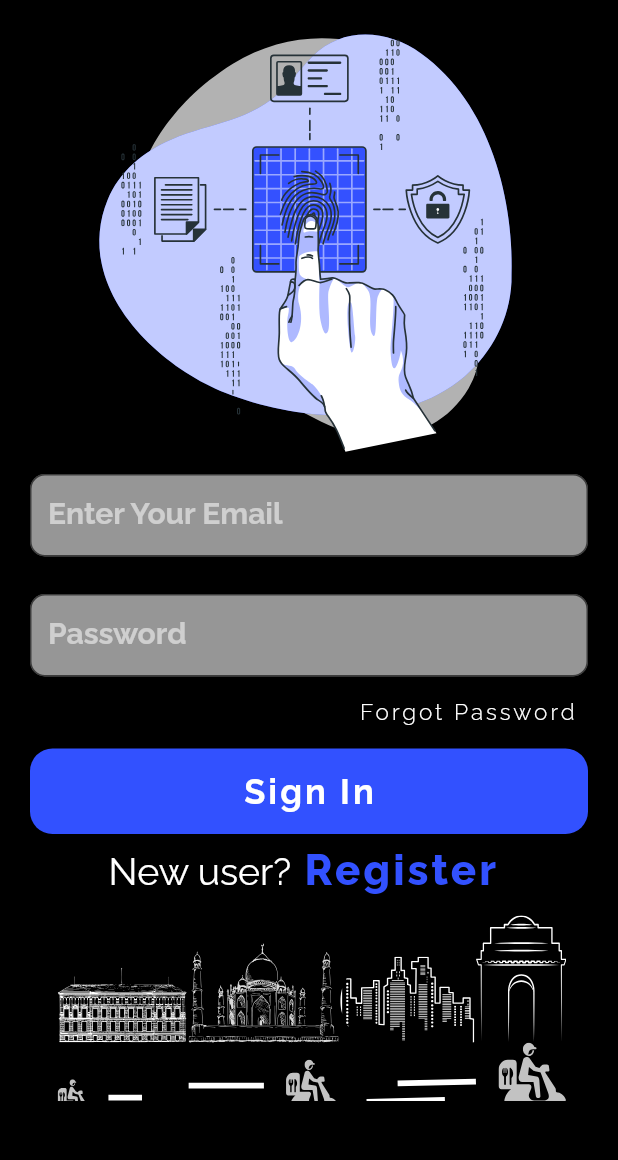
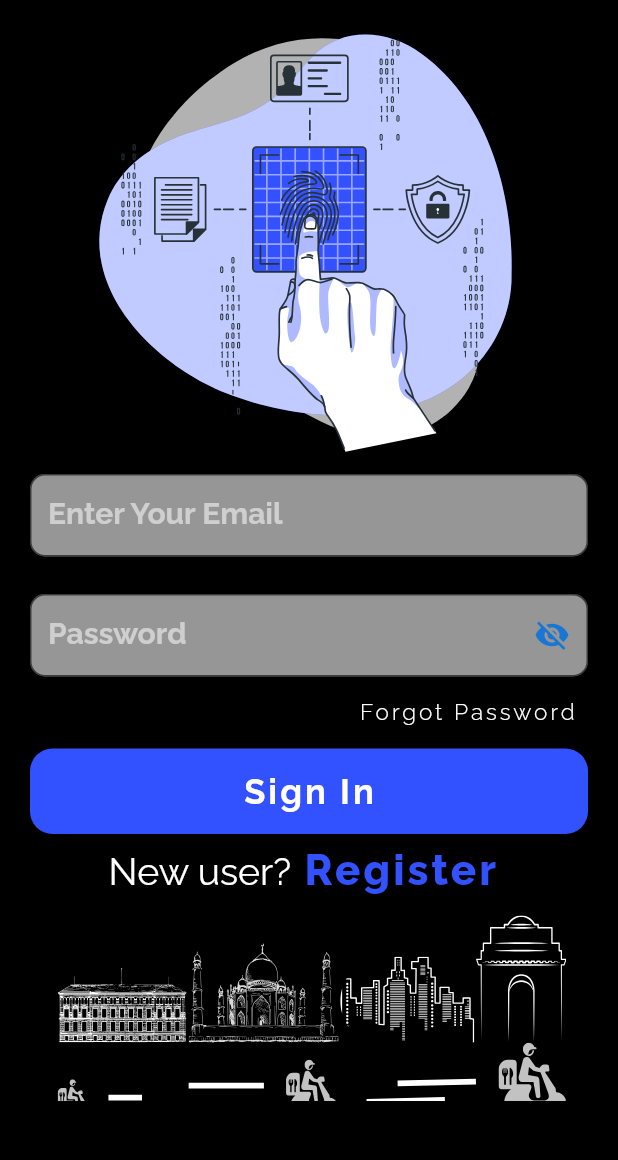
Before and after one commit to udityaprakash/Foodora-Seller-App, a Flutter app: the screen it shows after launch, after a tap on "Sign In", on a phone screen of 412 x 824 dp, the part 75-1235 px from its top. Run offline on Flutter 3.47's test engine with Material 2 defaults, Android fonts, the phone set to English and light mode, and no system bars; our stand-ins replace flutter_svg.

Commit message:
created password icon with toggle to show pass and hide pass

```diff
--- a/lib/screens/desigining.dart
+++ b/lib/screens/desigining.dart
@@ -91,7 +91,7 @@ Widget InputFieldgenerator(String hinttxt) {
 }
 
 Widget Textlink(String tex, double fontsiz, BuildContext context,
-    double fontweit,Color co, function) {
+    double fontweit, Color co, function) {
   return TextButton(
     onPressed: function,
     child: Text(
@@ -105,3 +105,36 @@ Widget Textlink(String tex, double fontsiz, BuildContext context,
     ),
   );
 }
+Widget Inputpassfield(String hinttxt, bool _passwordVisible, context, funct) {
+  return SizedBox(
+    height: 55,
+    child: TextFormField(
+      style: const TextStyle(
+        fontSize: 20,
+        fontFamily: 'Raleway',
+        fontWeight: FontWeight.w700,
+      ),
+      obscureText: _passwordVisible,
+      decoration: InputDecoration(
+        suffixIcon: IconButton(
+          icon: Icon(
+            _passwordVisible ? Icons.visibility_off : Icons.visibility,
+            color: Theme.of(context).primaryColorDark,
+          ),
+          onPressed:funct,
+        ),
+        hintText: hinttxt,
+        hintStyle: const TextStyle(
+            color: Colors.white54,
+            fontSize: 20,
+            fontFamily: 'Raleway',
+            fontWeight: FontWeight.w700),
+        fillColor: Color.fromRGBO(150, 150, 150, 1.5),
+        filled: true,
+        border: const OutlineInputBorder(
+          borderRadius: BorderRadius.all(Radius.circular(10.0)),
+        ),
+      ),
+    ),
+  );
+}
--- a/lib/screens/homepage/homepage.dart
+++ b/lib/screens/homepage/homepage.dart
@@ -72,7 +72,7 @@ class Homepage extends StatelessWidget {
                     height: 30,
                   ),
                   buttongenerator('New Restraunt', context, () {
-                    Navigator.pushNamed(context, '/newrestaraunt');
+                    Navigator.pushNamed(context, '/newregister');
                   }),
                   Expanded(
                     child: Row(
--- a/lib/screens/homepage/loginpage.dart
+++ b/lib/screens/homepage/loginpage.dart
@@ -15,14 +15,20 @@ class Loginpage extends StatefulWidget {
 class _LoginpageState extends State<Loginpage> {
   var emailmessage = '';
   var passwordmessage = '';
+  bool _passwordVisible = true;
   @override
+  void initState() {
+    super.initState();
+    _passwordVisible = true;
+  }
+
   Widget build(BuildContext context) {
     return Scaffold(
         body: SafeArea(
       child: SingleChildScrollView(
         child: Container(
           height: MediaQuery.of(context).size.height - 40.0,
-          padding: EdgeInsets.symmetric(horizontal: 20.0),
+          padding: const EdgeInsets.symmetric(horizontal: 20.0),
           child: ListView(
             shrinkWrap: true,
             children: [
@@ -57,7 +63,16 @@ class _LoginpageState extends State<Loginpage> {
                       ],
                     ),
                   ),
-                  InputFieldgenerator('Password'),
+                  Inputpassfield(
+                    'Password',
+                    _passwordVisible,
+                    context,
+                    (){
+                      setState(() {
+                              _passwordVisible = !_passwordVisible;
+                      });
+                    },
+                  ),
                   Row(
                     mainAxisAlignment: MainAxisAlignment.spaceBetween,
                     crossAxisAlignment: CrossAxisAlignment.start,
@@ -71,7 +86,6 @@ class _LoginpageState extends State<Loginpage> {
                     ],
                   ),
                   buttongenerator('Sign In', context, () {
-                    // Navigator.pushReplacementNamed(context, '/siginpage');
                     setState(() {
                       passwordmessage = 'Invalid Password';
                       emailmessage = 'Invalid Email';
```
Also changed, not shown: 17 other files.
